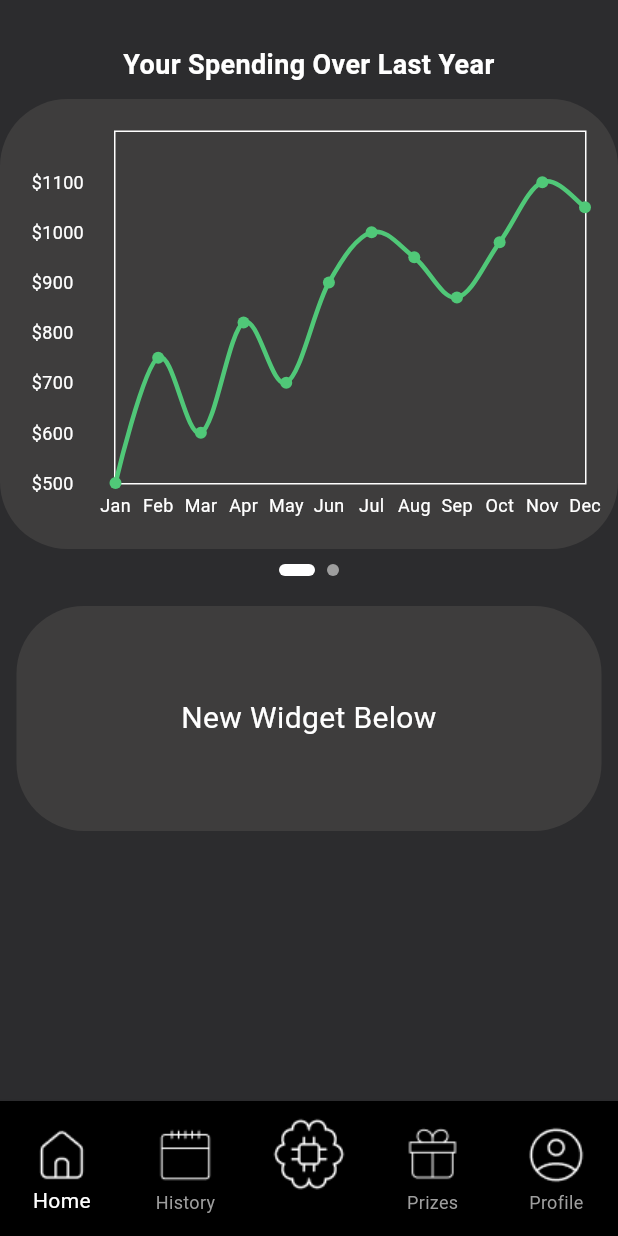
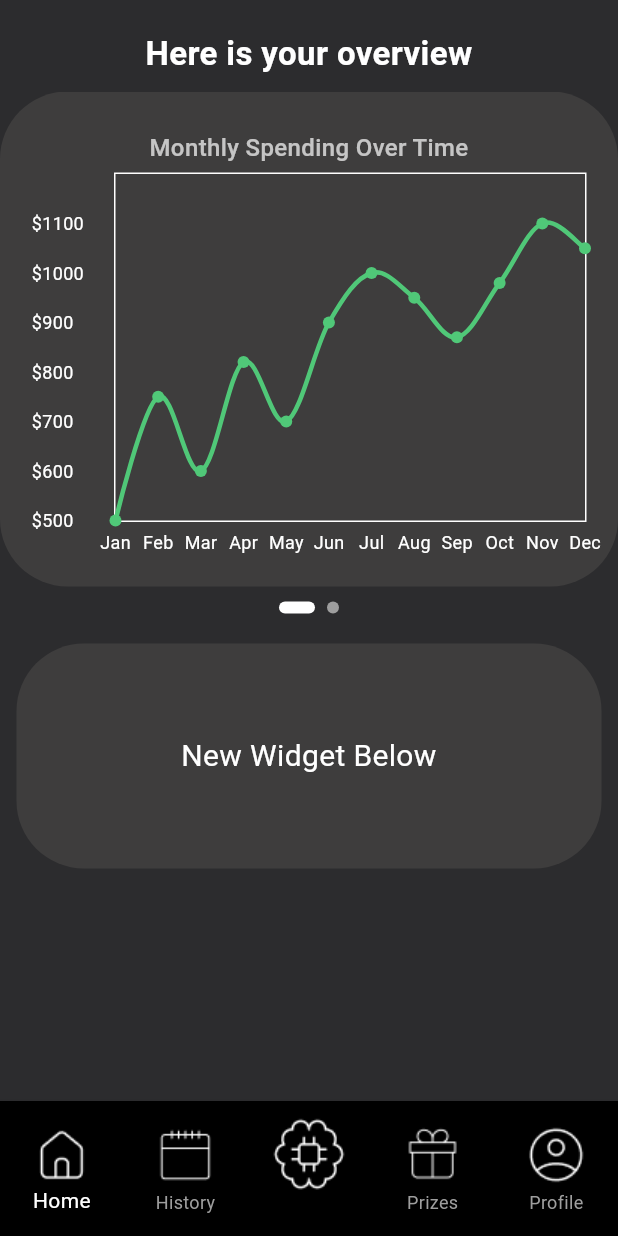
Before and after one commit to petrg01/UNIHACK-TECHNIK, a Flutter app: the screen it shows after launch, on a phone screen of 412 x 824 dp. Run offline on Flutter 3.47's test engine with Material 3 defaults, Android fonts, the phone set to English and light mode, and no system bars; drawn by our look-alikes of fl_chart, smooth_page_indicator.

Commit message:
Updated graphs and headers on main

```diff
--- a/lib/screens/main_screen.dart
+++ b/lib/screens/main_screen.dart
@@ -22,31 +22,25 @@ class _MainScreenState extends State<MainScreen> {
           children: [
             SizedBox(height: 20), // Space from top
 
-            // PageView Headers (Dynamically Switches Text)
+            // Main Title - "Here is your overview"
             Padding(
-              padding: EdgeInsets.symmetric(horizontal: 20, vertical: 10),
-              child: AnimatedBuilder(
-                animation: _pageController,
-                builder: (context, child) {
-                  int pageIndex = _pageController.hasClients && _pageController.page != null
-                      ? _pageController.page!.round()
-                      : 0;
-                  return Text(
-                    pageIndex == 0 ? "Your Spending Over Last Year" : "Your Spending by Category",
+              padding: EdgeInsets.symmetric(horizontal: 20),
+              child: Text(
+                "Here is your overview",
                 style: TextStyle(
                   color: Colors.white,
-                      fontSize: 18,
+                  fontSize: 22,
                   fontWeight: FontWeight.bold,
                 ),
                 textAlign: TextAlign.center,
-                  );
-                },
               ),
             ),
 
+            SizedBox(height: 10), // Space before PageView
+
             // Swipable PageView for Graph & Pie Chart
             SizedBox(
-              height: 300, // Fixed height for the swipable area
+              height: 330, // Increased height to accommodate headers inside
               child: PageView(
                 controller: _pageController, // Attach controller
                 onPageChanged: (index) {
@@ -60,22 +54,56 @@ class _MainScreenState extends State<MainScreen> {
                   // First Page - Line Chart
                   DynamicWidget(
                     width: 390,
-                    height: 300,
+                    height: 330, // Adjusted for title spacing
                     cornerRadius: 45,
+                    child: Column(
+                      mainAxisAlignment: MainAxisAlignment.start,
+                      children: [
+                        SizedBox(height: 10), // Space from top
+                        Text(
+                          "Monthly Spending Over Time",
+                          style: TextStyle(
+                            color: Colors.white70,
+                            fontSize: 16,
+                            fontWeight: FontWeight.w500,
+                          ),
+                          textAlign: TextAlign.center,
+                        ),
+                        Expanded(
                           child: Padding(
                             padding: EdgeInsets.all(5),
                             child: LineChartWidget(),
+                          ),
+                        ),
+                      ],
                     ),
                   ),
 
                   // Second Page - Pie Chart (Money Spent by Category)
                   DynamicWidget(
                     width: 390,
-                    height: 300,
+                    height: 330,
                     cornerRadius: 45,
+                    child: Column(
+                      mainAxisAlignment: MainAxisAlignment.start,
+                      children: [
+                        SizedBox(height: 10), // Space from top
+                        Text(
+                          "Spending by Category",
+                          style: TextStyle(
+                            color: Colors.white70,
+                            fontSize: 16,
+                            fontWeight: FontWeight.w500,
+                          ),
+                          textAlign: TextAlign.center,
+                        ),
+                        Expanded(
                           child: Padding(
                             padding: EdgeInsets.all(5),
                             child: PieChartWidget(animate: showPieChartAnimation),
+                          ),
+                        ),
+                      ],
                     ),
                   ),
                 ],
```
Lines whose indentation alone changed are shown as unchanged.
